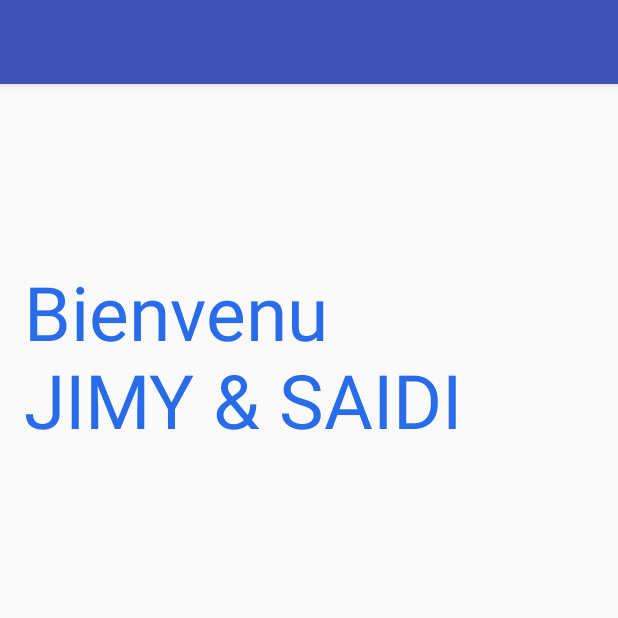
After one commit to marwensaid/TPAndroidSaidiJimy, an Android app: the MenuActivity screen opened directly, with no data from a screen before it, on a phone screen of 412 x 824 dp, the top half of it. The commit adds this screen. Run offline under Robolectric (Android 15) with nearby library versions, the phone set to English and light mode, and no system bars.

Commit message:
feat (MyApp) refactor view-ZJ

```diff
--- a/app/src/main/AndroidManifest.xml
+++ b/app/src/main/AndroidManifest.xml
@@ -33,6 +33,8 @@
         </activity>
         <activity android:name=".RegisterActivity" >
         </activity>
+        <activity android:name=".MenuActivity" >
+        </activity>
     </application>
 
 </manifest>
--- /dev/null
+++ b/app/src/main/java/com/example/jimyzak/myapplication/MenuActivity.java
@@ -0,0 +1,13 @@
+package com.example.jimyzak.myapplication;
+
+import android.support.v7.app.AppCompatActivity;
+import android.os.Bundle;
+
+public class MenuActivity extends AppCompatActivity {
+
+    @Override
+    protected void onCreate(Bundle savedInstanceState) {
+        super.onCreate(savedInstanceState);
+        setContentView(R.layout.activity_menu);
+    }
+}
--- a/app/src/main/res/layout/activity_login.xml
+++ b/app/src/main/res/layout/activity_login.xml
@@ -12,7 +12,7 @@
         android:layout_width="wrap_content"
         android:layout_height="wrap_content"
         android:textAppearance="?android:attr/textAppearanceMedium"
-        android:text="Veuillez saisir vos informations"
+        android:text="Merci de vous connecter pour acceder à l&apos;application"
         android:id="@+id/textView"
         android:textColor="#3236ee" />
 
--- /dev/null
+++ b/app/src/main/res/layout/activity_menu.xml
@@ -0,0 +1,22 @@
+<?xml version="1.0" encoding="utf-8"?>
+<RelativeLayout xmlns:android="http://schemas.android.com/apk/res/android"
+    xmlns:tools="http://schemas.android.com/tools" android:layout_width="match_parent"
+    android:layout_height="match_parent" android:paddingLeft="@dimen/activity_horizontal_margin"
+    android:paddingRight="@dimen/activity_horizontal_margin"
+    android:paddingTop="@dimen/activity_vertical_margin"
+    android:paddingBottom="@dimen/activity_vertical_margin"
+    tools:context="com.example.jimyzak.myapplication.MenuActivity">
+
+    <TextView
+        android:layout_width="wrap_content"
+        android:layout_height="wrap_content"
+        android:textAppearance="?android:attr/textAppearanceLarge"
+        android:text="Bienvenu        JIMY &amp; SAIDI"
+        android:id="@+id/textView3"
+        android:layout_alignParentTop="true"
+        android:layout_centerHorizontal="true"
+        android:layout_marginTop="102dp"
+        android:textSize="50dp"
+        android:textIsSelectable="false"
+        android:textColor="#286cea" />
+</RelativeLayout>
--- a/app/src/main/res/layout/content_register.xml
+++ b/app/src/main/res/layout/content_register.xml
@@ -31,6 +31,12 @@
         android:layout_below="@+id/editText"
         android:layout_alignParentStart="true" />
 
+    <RadioGroup
+        android:layout_width="match_parent"
+        android:layout_height="match_parent"
+        android:layout_below="@+id/editText2"
+        android:layout_alignParentStart="true">
+
         <RadioButton
             android:layout_width="wrap_content"
             android:layout_height="wrap_content"
@@ -46,6 +52,7 @@
             android:id="@+id/radioButton2"
             android:layout_below="@+id/editText2"
             android:layout_alignEnd="@+id/editText2" />
+    </RadioGroup>
 
     <EditText
         android:layout_width="wrap_content"
@@ -94,4 +101,6 @@
         android:layout_alignParentStart="true"
         android:layout_alignParentEnd="true" />
 
+
+
 </RelativeLayout>
```
Lines whose indentation alone changed are shown as unchanged.
